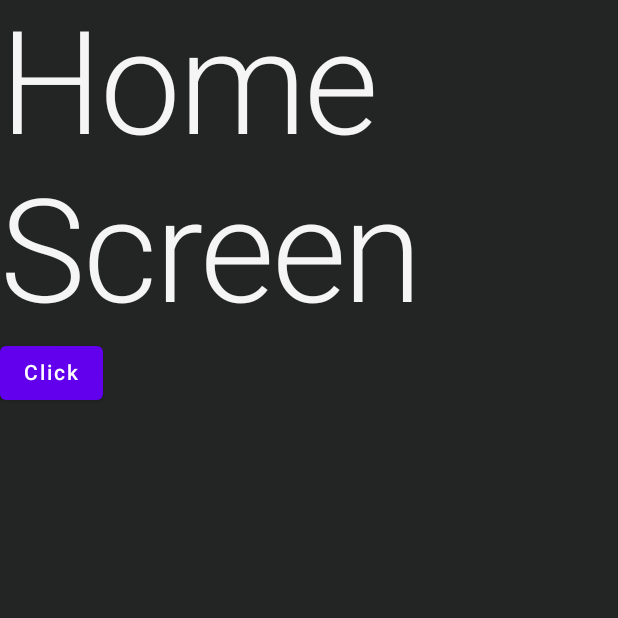
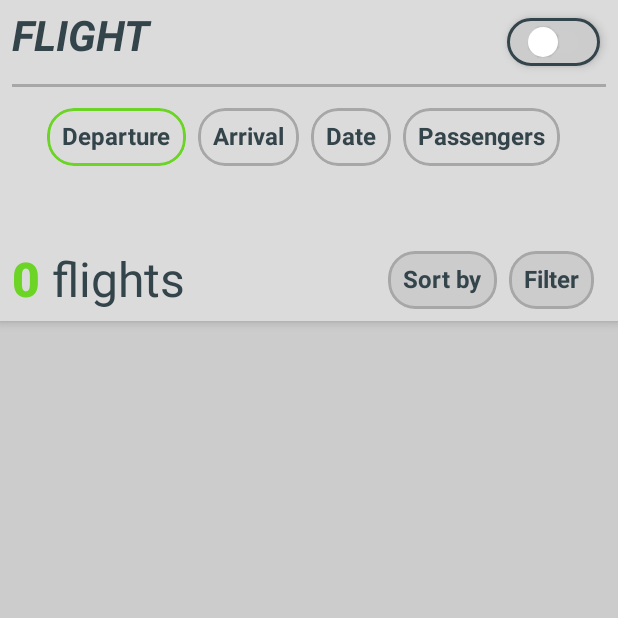
Before and after one commit to DEJA-1/Flight, an Android app built with Jetpack Compose: the screen it shows after launch (MainActivity), on a phone screen of 412 x 824 dp, the top half of it. Run offline under Robolectric (Android 15) with nearby library versions, the phone set to English and light mode, and no system bars.

Commit message:
add home screen top section ui

```diff
--- a/app/src/main/java/com/example/flight/MainActivity.kt
+++ b/app/src/main/java/com/example/flight/MainActivity.kt
@@ -3,6 +3,7 @@ package com.example.flight
 import android.os.Bundle
 import androidx.activity.ComponentActivity
 import androidx.activity.compose.setContent
+import androidx.activity.viewModels
 import androidx.compose.foundation.layout.fillMaxSize
 import androidx.compose.material.MaterialTheme
 import androidx.compose.material.Surface
@@ -10,15 +11,18 @@ import androidx.compose.material.Text
 import androidx.compose.runtime.Composable
 import androidx.compose.ui.Modifier
 import androidx.compose.ui.tooling.preview.Preview
+import androidx.lifecycle.viewmodel.compose.viewModel
 import com.example.flight.navigation.NavGraph
+import com.example.flight.presentation.viewmodel.ThemeViewModel
 import com.example.flight.ui.theme.FlightTheme
 
 class MainActivity : ComponentActivity() {
     override fun onCreate(savedInstanceState: Bundle?) {
         super.onCreate(savedInstanceState)
         setContent {
-            FlightTheme {
-                NavGraph()
+            val themeViewModel by viewModels<ThemeViewModel>()
+            FlightTheme(themeViewModel.isDarkTheme.value) {
+                NavGraph(themeViewModel)
             }
         }
     }
--- a/app/src/main/java/com/example/flight/common/AppColors.kt
+++ b/app/src/main/java/com/example/flight/common/AppColors.kt
@@ -3,8 +3,14 @@ package com.example.flight.common
 import androidx.compose.ui.graphics.Color
 
 object AppColors {
-    val mBackground = Color(0xFF232424)
-    val mBackgroundSec = Color(0xFF333533)
+    val mBackgroundDark = Color(0xFF232424)
+    val mBackgroundLight = Color(0xFFcccccc)
+    val mBackgroundSecDark = Color(0xFF333533)
+    val mBackgroundSecLight = Color(0xFFdbdbdc)
     val mMain = Color(0xFF6bd425)
-    val mTextWhite = Color(0xFFf5f5f5)
+    val mTextWhite = Color(0xFFcdcdcd)
+    val mTextBlack = Color(0xFF34444b)
+    val mDarkGray = Color(0xFF585858)
+    val mLightGray = Color(0xFFa7a7a7)
+
 }
--- a/app/src/main/java/com/example/flight/navigation/NavGraph.kt
+++ b/app/src/main/java/com/example/flight/navigation/NavGraph.kt
@@ -1,15 +1,20 @@
 package com.example.flight.navigation
 
 import androidx.compose.runtime.Composable
+import androidx.lifecycle.viewmodel.compose.viewModel
 import androidx.navigation.compose.NavHost
 import androidx.navigation.compose.composable
 import androidx.navigation.compose.rememberNavController
 import com.example.flight.presentation.screen.home.HomeScreen
 import com.example.flight.presentation.screen.info.InfoScreen
 import com.example.flight.presentation.screen.saved.SavedScreen
+import com.example.flight.presentation.viewmodel.HomeViewModel
+import com.example.flight.presentation.viewmodel.ThemeViewModel
 
 @Composable
-fun NavGraph() {
+fun NavGraph(
+    themeViewModel: ThemeViewModel
+) {
     val navController = rememberNavController()
 
     NavHost(
@@ -19,7 +24,9 @@ fun NavGraph() {
         composable(
             route = Screen.Home.route
         ) {
-            HomeScreen(navController = navController)
+
+            val viewModel = viewModel<HomeViewModel>()
+            HomeScreen(navController = navController, themeViewModel = themeViewModel, viewModel = viewModel)
         }
 
         composable(
--- a/app/src/main/java/com/example/flight/presentation/screen/home/HomeScreen.kt
+++ b/app/src/main/java/com/example/flight/presentation/screen/home/HomeScreen.kt
@@ -11,31 +11,32 @@ import androidx.compose.material.Text
 import androidx.compose.runtime.Composable
 import androidx.compose.ui.Modifier
 import androidx.compose.ui.unit.dp
+import androidx.lifecycle.viewmodel.compose.viewModel
 import androidx.navigation.NavController
 import com.example.flight.common.AppColors
 import com.example.flight.navigation.Screen
+import com.example.flight.presentation.screen.home.components.Header
+import com.example.flight.presentation.screen.home.components.TopSection
+import com.example.flight.presentation.viewmodel.HomeViewModel
+import com.example.flight.presentation.viewmodel.ThemeViewModel
 
 @Composable
 fun HomeScreen(
-    navController: NavController
+    navController: NavController,
+    themeViewModel: ThemeViewModel = viewModel(),
+    viewModel: HomeViewModel
 ) {
 
     Box(
         modifier = Modifier
             .fillMaxSize()
-            .background(AppColors.mBackground)
+            .background(MaterialTheme.colors.background)
     ) {
-        Column() {
-            Text(
-                text = "Home Screen",
-                style = MaterialTheme.typography.h1,
-                color = AppColors.mTextWhite
-            )
-
-            Button(
-                onClick = { navController.navigate(Screen.Info.route) }) {
-                Text(text = "Click")
-            }
+        Column(
+            modifier = Modifier
+                .fillMaxSize()
+        ) {
+            TopSection(themeViewModel = themeViewModel, viewModel = viewModel)
         }
 
     }
--- /dev/null
+++ b/app/src/main/java/com/example/flight/presentation/screen/home/components/Header.kt
@@ -0,0 +1,77 @@
+package com.example.flight.presentation.screen.home.components
+
+import androidx.compose.foundation.BorderStroke
+import androidx.compose.foundation.background
+import androidx.compose.foundation.clickable
+import androidx.compose.foundation.layout.*
+import androidx.compose.foundation.shape.RoundedCornerShape
+import androidx.compose.material.*
+import androidx.compose.runtime.Composable
+import androidx.compose.runtime.MutableState
+import androidx.compose.runtime.mutableStateOf
+import androidx.compose.runtime.remember
+import androidx.compose.ui.Alignment
+import androidx.compose.ui.Modifier
+import androidx.compose.ui.draw.clip
+import androidx.compose.ui.graphics.Color
+import androidx.compose.ui.text.font.FontStyle
+import androidx.compose.ui.text.font.FontWeight
+import androidx.compose.ui.tooling.preview.Preview
+import androidx.compose.ui.unit.dp
+import androidx.compose.ui.unit.sp
+import com.example.flight.common.AppColors
+import com.example.flight.presentation.viewmodel.ThemeViewModel
+import com.example.flight.ui.theme.LocalSpacing
+import com.example.flight.ui.theme.spacing
+
+@Composable
+fun Header(
+    themeViewModel: ThemeViewModel
+) {
+    Row(
+        modifier = Modifier.fillMaxWidth(),
+        horizontalArrangement = Arrangement.SpaceBetween,
+        verticalAlignment = Alignment.Top
+    ) {
+
+        Text(
+            text = "FLIGHT",
+            fontWeight = FontWeight.Bold,
+            fontSize = 28.sp,
+            fontStyle = FontStyle.Italic,
+            color = MaterialTheme.colors.onBackground
+        )
+        CustomSwitch(isChecked = themeViewModel.isDarkTheme) {
+            themeViewModel.switchTheme()
+        }
+    }
+
+}
+
+@Composable
+fun CustomSwitch(
+    isChecked: MutableState<Boolean>,
+    onChange: () -> Unit
+) {
+
+    Surface(
+        modifier = Modifier
+            .size(70.dp, 40.dp)
+            .padding(MaterialTheme.spacing.extraSmall),
+        shape = RoundedCornerShape(18.dp),
+        color = MaterialTheme.colors.background,
+        border = BorderStroke(2.dp, MaterialTheme.colors.onBackground),
+        elevation = 4.dp,
+    ) {
+        Switch(
+            checked = isChecked.value,
+            onCheckedChange = { onChange() },
+            colors = SwitchDefaults.colors(
+                uncheckedTrackColor = MaterialTheme.colors.background,
+                uncheckedThumbColor = Color.White
+            )
+        )
+
+    }
+
+}
--- /dev/null
+++ b/app/src/main/java/com/example/flight/presentation/screen/home/components/ParamsSection.kt
@@ -0,0 +1,62 @@
+package com.example.flight.presentation.screen.home.components
+
+import androidx.compose.foundation.background
+import androidx.compose.foundation.border
+import androidx.compose.foundation.clickable
+import androidx.compose.foundation.layout.Box
+import androidx.compose.foundation.layout.padding
+import androidx.compose.foundation.lazy.LazyRow
+import androidx.compose.foundation.lazy.items
+import androidx.compose.foundation.shape.RoundedCornerShape
+import androidx.compose.material.MaterialTheme
+import androidx.compose.material.Text
+import androidx.compose.runtime.Composable
+import androidx.compose.runtime.MutableState
+import androidx.compose.ui.Alignment
+import androidx.compose.ui.Modifier
+import androidx.compose.ui.draw.clip
+import androidx.compose.ui.text.font.FontWeight
+import androidx.compose.ui.unit.dp
+
+@Composable
+fun ParamsSection(
+    buttonList: List<String>,
+    isFilter: Boolean,
+    selectedButtonIndex: MutableState<Int>,
+    modifier: Modifier = Modifier,
+    onButtonClick: (Int) -> Unit,
+) {
+    LazyRow() {
+        items(buttonList.size) { index ->
+            Box(
+                modifier = modifier
+                    .padding(top = 10.dp, end = 8.dp)
+                    .clip(RoundedCornerShape(18.dp))
+                    .clickable {
+                        onButtonClick(index)
+                    }
+                    .border(
+                        width = 2.dp, shape = RoundedCornerShape(18.dp),
+                        color = if (selectedButtonIndex.value == index && !isFilter)
+                            MaterialTheme.colors.primary
+                        else
+                            MaterialTheme.colors.secondary
+                    )
+                    .background(
+                        if (!isFilter)
+                            MaterialTheme.colors.surface
+                        else
+                            MaterialTheme.colors.background
+                    )
+                    .padding(10.dp),
+                contentAlignment = Alignment.Center
+            ) {
+                Text(
+                    text = buttonList[index],
+                    color = MaterialTheme.colors.onBackground,
+                    fontWeight = FontWeight.Bold
+                )
+            }
+        }
+    }
+}
--- /dev/null
+++ b/app/src/main/java/com/example/flight/presentation/screen/home/components/TopSection.kt
@@ -0,0 +1,108 @@
+package com.example.flight.presentation.screen.home.components
+
+import androidx.compose.foundation.background
+import androidx.compose.foundation.layout.*
+import androidx.compose.material.Divider
+import androidx.compose.material.MaterialTheme
+import androidx.compose.material.Text
+import androidx.compose.runtime.Composable
+import androidx.compose.ui.Alignment
+import androidx.compose.ui.Modifier
+import androidx.compose.ui.draw.shadow
+import androidx.compose.ui.text.SpanStyle
+import androidx.compose.ui.text.buildAnnotatedString
+import androidx.compose.ui.text.font.FontWeight
+import androidx.compose.ui.text.withStyle
+import androidx.compose.ui.unit.dp
+import androidx.compose.ui.unit.sp
+import com.example.flight.common.AppColors
+import com.example.flight.presentation.viewmodel.HomeViewModel
+import com.example.flight.presentation.viewmodel.ThemeViewModel
+import com.example.flight.ui.theme.spacing
+
+@Composable
+fun TopSection(
+    themeViewModel: ThemeViewModel,
+    viewModel: HomeViewModel
+) {
+    Box(
+        modifier = Modifier
+            .fillMaxWidth()
+            .fillMaxHeight(0.26f)
+            .shadow(elevation = 4.dp)
+            .background(MaterialTheme.colors.surface)
+            .padding(MaterialTheme.spacing.small)
+    ) {
+        Column(
+            horizontalAlignment = Alignment.CenterHorizontally
+        ) {
+            Header(
+                themeViewModel = themeViewModel
+            )
+
+            Divider(
+                modifier = Modifier
+                    .fillMaxWidth()
+                    .padding(top = 8.dp, bottom = 4.dp),
+                thickness = 2.dp,
+                color = MaterialTheme.colors.secondary
+            )
+
+            ParamsSection(
+                isFilter = false,
+                buttonList = viewModel.buttonList,
+                selectedButtonIndex = viewModel.selectedButtonIndex
+            ) { index ->
+                viewModel.updateSelectedButtonIndex(index)
+            }
+
+
+            Box(
+                modifier = Modifier.fillMaxSize(),
+                contentAlignment = Alignment.BottomStart
+            ) {
+
+                Row(
+                    modifier = Modifier.fillMaxSize(),
+                    horizontalArrangement = Arrangement.SpaceBetween,
+                    verticalAlignment = Alignment.Bottom
+                ) {
+                    Text(
+                        buildAnnotatedString {
+                            withStyle(
+                                style = SpanStyle(
+                                    color = MaterialTheme.colors.primary,
+                                    fontWeight = FontWeight.ExtraBold,
+                                    fontSize = 32.sp
+                                )
+                            ) {
+                                append("0 ") //number of flights after retrofit call
+                            }
+
+                            withStyle(
+                                style = SpanStyle(
+                                    color = MaterialTheme.colors.onBackground,
+                                    fontWeight = FontWeight.Normal,
+                                    fontSize = 32.sp
+                                )
+                            ) {
+                                append("flights")
+                            }
+                        }
+                    )
+
+                    ParamsSection(
+                        isFilter = true,
+                        modifier = Modifier.padding(top = 10.dp, bottom = 0.dp, end = 0.dp),
+                        buttonList = viewModel.buttonListFilter,
+                        selectedButtonIndex = viewModel.selectedButtonIndex
+                    ) { index ->
+
+                    }
+
+                }
+
+            }
+        }
+    }
+}
--- a/app/src/main/java/com/example/flight/presentation/screen/info/InfoScreen.kt
+++ b/app/src/main/java/com/example/flight/presentation/screen/info/InfoScreen.kt
@@ -16,7 +16,7 @@ fun InfoScreen(navController: NavController) {
     Box(
         modifier = Modifier
             .fillMaxSize()
-            .background(AppColors.mBackground)
+            .background(MaterialTheme.colors.background)
     ) {
         Text(
             text = "Info Screen",
--- a/app/src/main/java/com/example/flight/presentation/screen/saved/SavedScreen.kt
+++ b/app/src/main/java/com/example/flight/presentation/screen/saved/SavedScreen.kt
@@ -16,7 +16,7 @@ fun SavedScreen(navController: NavController) {
     Box(
         modifier = Modifier
             .fillMaxSize()
-            .background(AppColors.mBackground)
+            .background(MaterialTheme.colors.background)
     ) {
         Text(
             text = "Saved Screen",
--- /dev/null
+++ b/app/src/main/java/com/example/flight/presentation/viewmodel/HomeViewModel.kt
@@ -0,0 +1,17 @@
+package com.example.flight.presentation.viewmodel
+
+import androidx.compose.runtime.mutableStateOf
+import androidx.lifecycle.ViewModel
+
+class HomeViewModel : ViewModel() {
+
+    val buttonList = listOf<String>("Departure", "Arrival", "Date", "Passengers")
+    val buttonListFilter = listOf<String>("Sort by", "Filter")
+
+    private val _selectedButtonIndex = mutableStateOf(0)
+    val selectedButtonIndex = _selectedButtonIndex
+
+    fun updateSelectedButtonIndex(index: Int) {
+        _selectedButtonIndex.value = index
+    }
+}
--- /dev/null
+++ b/app/src/main/java/com/example/flight/presentation/viewmodel/ThemeViewModel.kt
@@ -0,0 +1,15 @@
+package com.example.flight.presentation.viewmodel
+
+import androidx.compose.runtime.mutableStateOf
+import androidx.lifecycle.ViewModel
+
+class ThemeViewModel : ViewModel() {
+
+   private val _isDarkTheme = mutableStateOf(false)
+    val isDarkTheme = _isDarkTheme
+
+    fun switchTheme() {
+        _isDarkTheme.value = !_isDarkTheme.value
+    }
+
+}
--- /dev/null
+++ b/app/src/main/java/com/example/flight/ui/theme/Spacing.kt
@@ -0,0 +1,26 @@
+package com.example.flight.ui.theme
+
+import androidx.compose.material.MaterialTheme
+import androidx.compose.runtime.Composable
+import androidx.compose.runtime.ReadOnlyComposable
+import androidx.compose.runtime.compositionLocalOf
+import androidx.compose.ui.unit.Dp
+import androidx.compose.ui.unit.dp
+
+data class Spacing(
+    val default: Dp = 0.dp,
+    val extraSmall: Dp = 4.dp,
+    val small: Dp = 8.dp,
+    val medium: Dp = 16.dp,
+    val large: Dp = 32.dp,
+    val extraLarge: Dp = 64.dp
+)
+
+val LocalSpacing = compositionLocalOf {
+    Spacing()
+}
+
+val MaterialTheme.spacing: Spacing
+    @Composable
+    @ReadOnlyComposable
+    get() = LocalSpacing.current
--- a/app/src/main/java/com/example/flight/ui/theme/Theme.kt
+++ b/app/src/main/java/com/example/flight/ui/theme/Theme.kt
@@ -1,21 +1,30 @@
 package com.example.flight.ui.theme
 
+import android.annotation.SuppressLint
 import androidx.compose.foundation.isSystemInDarkTheme
 import androidx.compose.material.MaterialTheme
 import androidx.compose.material.darkColors
 import androidx.compose.material.lightColors
 import androidx.compose.runtime.Composable
+import androidx.compose.runtime.CompositionLocalProvider
+import com.example.flight.common.AppColors
 
 private val DarkColorPalette = darkColors(
-    primary = Purple200,
+    primary = AppColors.mMain,
     primaryVariant = Purple700,
-    secondary = Teal200
+    secondary = AppColors.mDarkGray,
+    background = AppColors.mBackgroundDark,
+    surface = AppColors.mBackgroundSecDark,
+    onBackground = AppColors.mTextWhite
 )
 
 private val LightColorPalette = lightColors(
-    primary = Purple500,
+    primary = AppColors.mMain,
     primaryVariant = Purple700,
-    secondary = Teal200
+    secondary = AppColors.mLightGray,
+    background = AppColors.mBackgroundLight,
+    surface = AppColors.mBackgroundSecLight,
+    onBackground = AppColors.mTextBlack
 
     /* Other default colors to override
     background = Color.White,
@@ -35,6 +44,7 @@ fun FlightTheme(darkTheme: Boolean = isSystemInDarkTheme(), content: @Composable
         LightColorPalette
     }
 
+    CompositionLocalProvider(LocalSpacing provides Spacing()) {
         MaterialTheme(
             colors = colors,
             typography = Typography,
@@ -42,3 +52,4 @@ fun FlightTheme(darkTheme: Boolean = isSystemInDarkTheme(), content: @Composable
             content = content
         )
     }
+}
--- /dev/null
+++ b/app/src/main/res/drawable/light_mode_ic.xml
@@ -0,0 +1,5 @@
+<vector android:height="24dp" android:tint="#CDCDCD"
+    android:viewportHeight="24" android:viewportWidth="24"
+    android:width="24dp" xmlns:android="http://schemas.android.com/apk/res/android">
+    <path android:fillColor="@android:color/white" android:pathData="M12,7c-2.76,0 -5,2.24 -5,5s2.24,5 5,5s5,-2.24 5,-5S14.76,7 12,7L12,7zM2,13l2,0c0.55,0 1,-0.45 1,-1s-0.45,-1 -1,-1l-2,0c-0.55,0 -1,0.45 -1,1S1.45,13 2,13zM20,13l2,0c0.55,0 1,-0.45 1,-1s-0.45,-1 -1,-1l-2,0c-0.55,0 -1,0.45 -1,1S19.45,13 20,13zM11,2v2c0,0.55 0.45,1 1,1s1,-0.45 1,-1V2c0,-0.55 -0.45,-1 -1,-1S11,1.45 11,2zM11,20v2c0,0.55 0.45,1 1,1s1,-0.45 1,-1v-2c0,-0.55 -0.45,-1 -1,-1C11.45,19 11,19.45 11,20zM5.99,4.58c-0.39,-0.39 -1.03,-0.39 -1.41,0c-0.39,0.39 -0.39,1.03 0,1.41l1.06,1.06c0.39,0.39 1.03,0.39 1.41,0s0.39,-1.03 0,-1.41L5.99,4.58zM18.36,16.95c-0.39,-0.39 -1.03,-0.39 -1.41,0c-0.39,0.39 -0.39,1.03 0,1.41l1.06,1.06c0.39,0.39 1.03,0.39 1.41,0c0.39,-0.39 0.39,-1.03 0,-1.41L18.36,16.95zM19.42,5.99c0.39,-0.39 0.39,-1.03 0,-1.41c-0.39,-0.39 -1.03,-0.39 -1.41,0l-1.06,1.06c-0.39,0.39 -0.39,1.03 0,1.41s1.03,0.39 1.41,0L19.42,5.99zM7.05,18.36c0.39,-0.39 0.39,-1.03 0,-1.41c-0.39,-0.39 -1.03,-0.39 -1.41,0l-1.06,1.06c-0.39,0.39 -0.39,1.03 0,1.41s1.03,0.39 1.41,0L7.05,18.36z"/>
+</vector>
```
Lines whose indentation alone changed are shown as unchanged.
